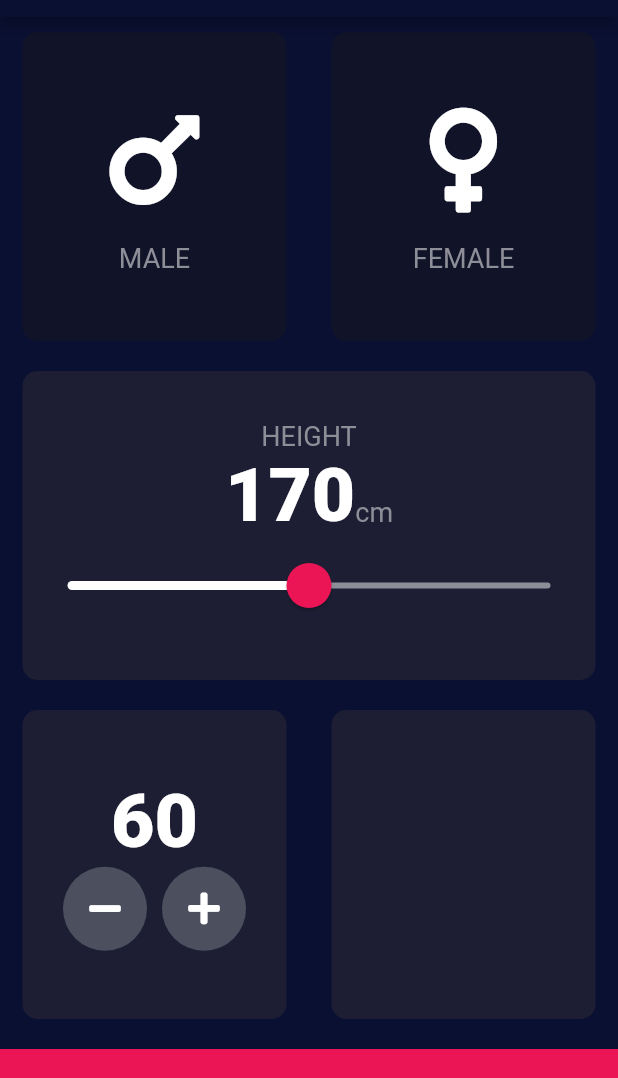
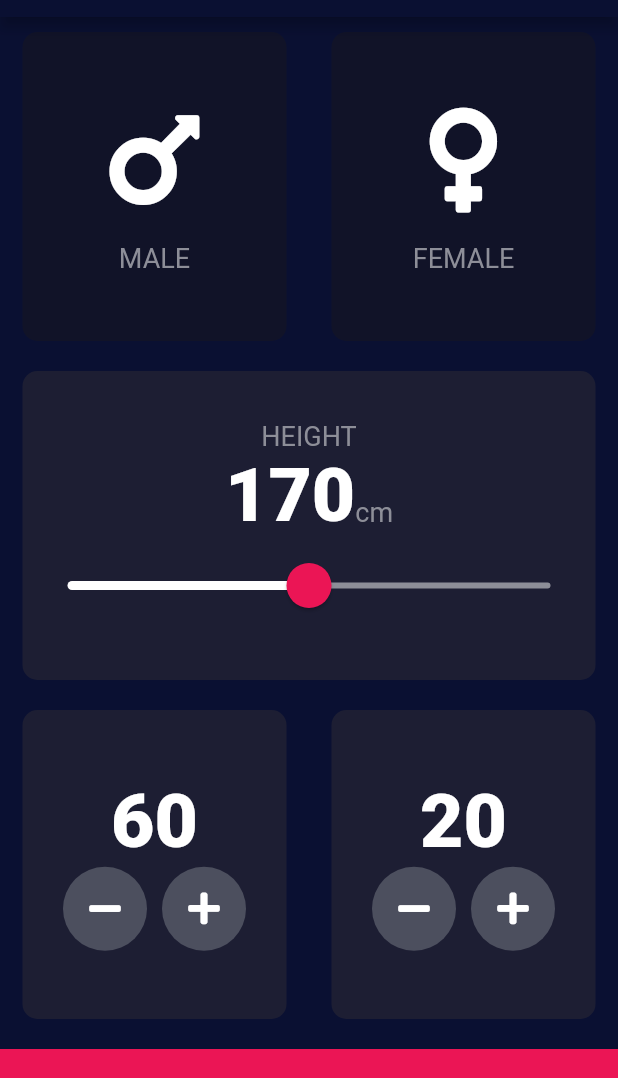
Before and after one commit to Syamgith/BMI-Calculator-flutter, a Flutter app: the screen it shows after launch, on a phone screen of 412 x 824 dp, the part 67-1145 px from its top. Run offline on Flutter 3.47's test engine with Material 2 defaults, Android fonts, the phone set to English and light mode, and no system bars; our stand-ins replace font_awesome_flutter.

Commit message:
age card is finished

```diff
--- a/lib/input_page.dart
+++ b/lib/input_page.dart
@@ -16,6 +16,7 @@ class _InputPageState extends State<InputPage> {
   Gender selectedGender;
   int height = 170;
   int weight = 60;
+  int age = 20;
 
   @override
   Widget build(BuildContext context) {
@@ -153,7 +154,42 @@ class _InputPageState extends State<InputPage> {
                     ),
                   ),
                   Expanded(
-                    child: Reusablecard(colour: kActiveCardColor),
+                    child: Reusablecard(
+                      colour: kActiveCardColor,
+                      cardChild: Column(
+                        mainAxisAlignment: MainAxisAlignment.center,
+                        children: <Widget>[
+                          Text(
+                            age.toString(),
+                            style: kBigTextStyle,
+                          ),
+                          Row(
+                            mainAxisAlignment: MainAxisAlignment.center,
+                            children: <Widget>[
+                              RoundIconButton(
+                                icon: FontAwesomeIcons.minus,
+                                onPressed: () {
+                                  setState(() {
+                                    age--;
+                                  });
+                                },
+                              ),
+                              SizedBox(
+                                width: 10.0,
+                              ),
+                              RoundIconButton(
+                                icon: FontAwesomeIcons.plus,
+                                onPressed: () {
+                                  setState(() {
+                                    age++;
+                                  });
+                                },
+                              )
+                            ],
+                          )
+                        ],
+                      ),
+                    ),
                   ),
                 ],
               ),
```
